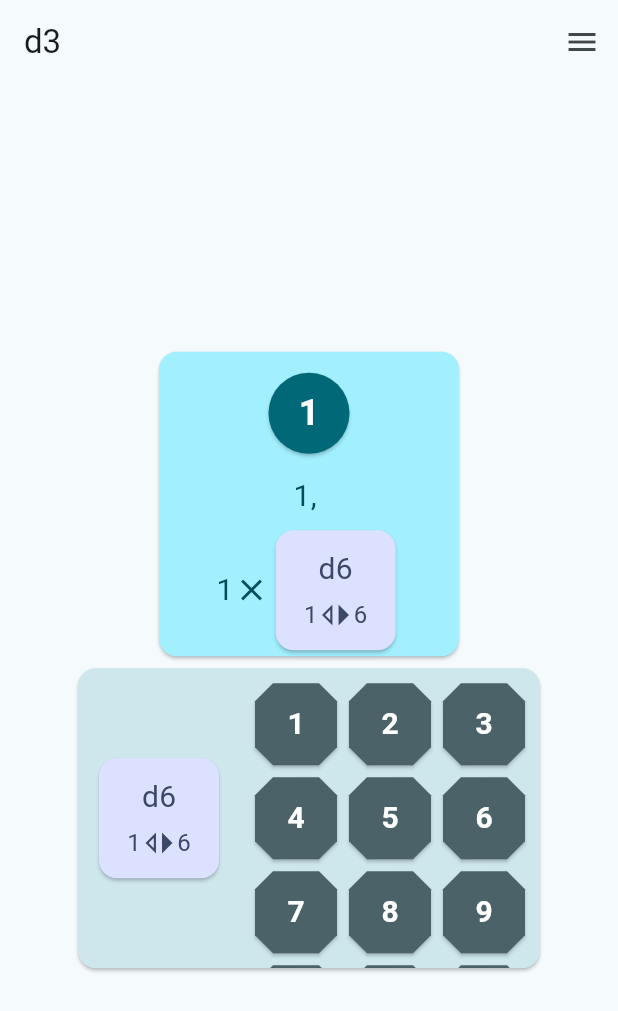
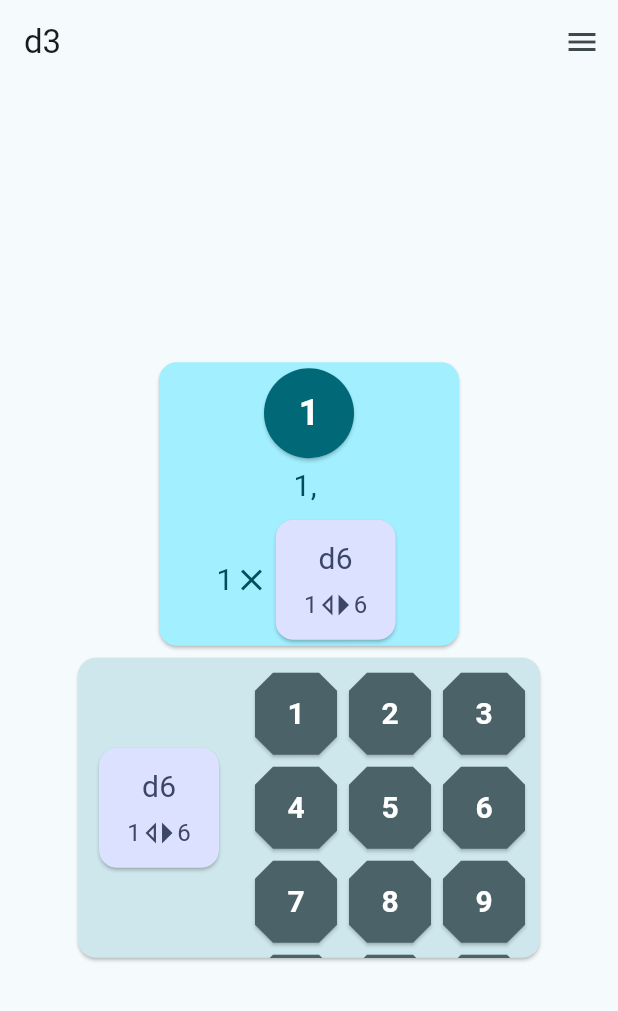
Before and after one commit to nekomimi-daimao/dice_dice_dice, a Flutter app: the screen it shows after launch, on a phone screen of 412 x 824 dp. Shown: the top 1011 px of the screen. Run offline on Flutter 3.47's test engine with Material 3 defaults, Android fonts, the phone set to English and light mode, and no system bars; our stand-ins replace hooks_riverpod, package_info_plus, riverpod_annotation, shared_preferences; generated files the repository leaves out were written again.

Commit message:
resultのサイズが内容のサイズによって変わっていたためサイズを三桁を限度として決め打ち

```diff
--- a/lib/widget/const_widgets.dart
+++ b/lib/widget/const_widgets.dart
@@ -9,6 +9,9 @@ class ConstWidgets {
   static const double rollViewWidth = 200;
   static const double rollViewHeight = 200;
 
+  static const double rollResultWidth = 60;
+  static const double rollResultHeight = rollResultWidth;
+
   static const double gridCountWidth = 200;
   static const double gridCountHeight = 200;
 }
--- a/lib/widget/roll_view.dart
+++ b/lib/widget/roll_view.dart
@@ -32,8 +32,11 @@ class RollView extends HookConsumerWidget {
               Card(
                 shape: const CircleBorder(),
                 color: Theme.of(context).colorScheme.primary,
-                child: Padding(
-                  padding: const EdgeInsets.all(20.0),
+                child: Container(
+                  padding: const EdgeInsets.all(0),
+                  width: ConstWidgets.rollResultWidth,
+                  height: ConstWidgets.rollResultHeight,
+                  alignment: Alignment.center,
                   child: Text(
                     roll.sum().toString(),
                     style: TextStyle(
```
